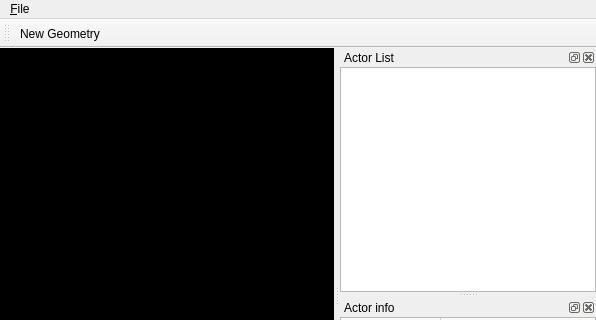
Above: res/testmain.ui from sup34eva/sickle before the change; both pictures show x 0 to 596 and y 0 to 320 of the 596 by 564 pixel window. Below: the same form after it.
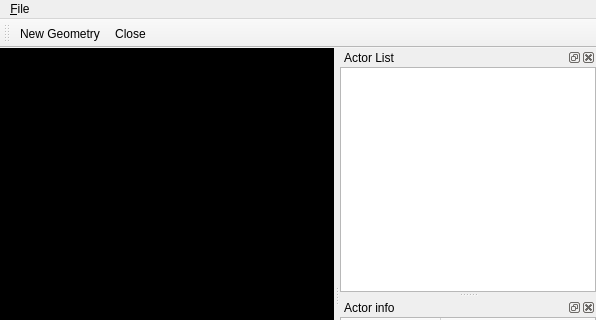
That is the form after the change. Custom widgets are drawn as their Qt base class.

```diff
--- a/res/testmain.ui
+++ b/res/testmain.ui
@@ -62,6 +62,7 @@
     <bool>false</bool>
    </attribute>
    <addaction name="newGeo"/>
+   <addaction name="actionClose"/>
   </widget>
   <widget class="QDockWidget" name="listDock">
    <property name="windowTitle">
@@ -172,6 +173,11 @@
     <string>&amp;Open</string>
    </property>
   </action>
+  <action name="actionClose">
+   <property name="text">
+    <string>Close</string>
+   </property>
+  </action>
  </widget>
  <customwidgets>
   <customwidget>
```
